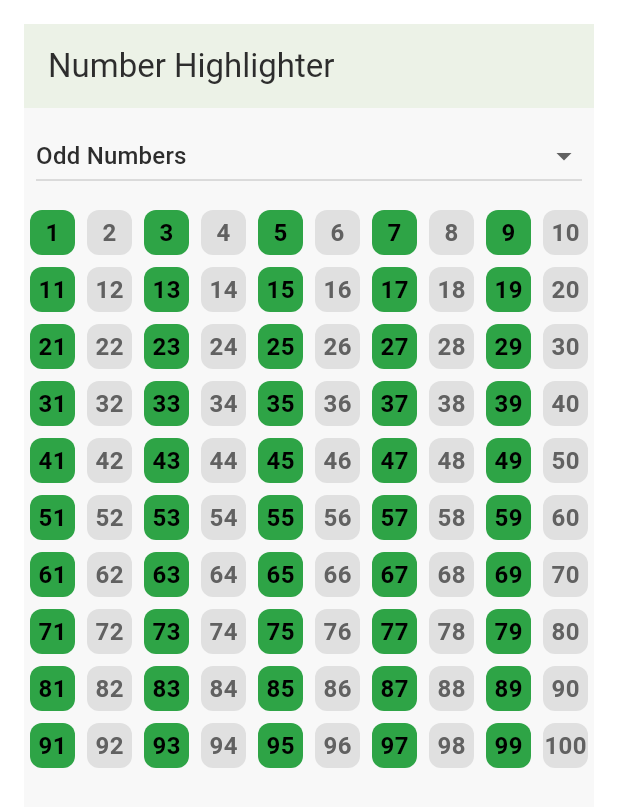
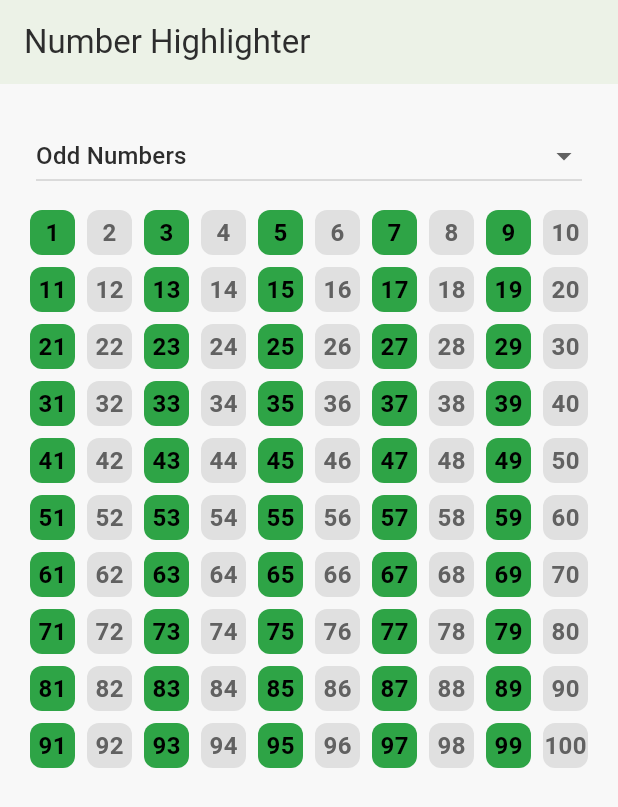
Before and after one commit to ramganesh-123/fluttertask, a Flutter app: the screen it shows after launch, on a phone screen of 412 x 824 dp. Shown: the top 807 px of the screen. Run offline on Flutter 3.47's test engine with Material 3 defaults, Android fonts, the phone set to English and light mode, and no system bars; our stand-ins replace get.

Commit message:
added padding1

```diff
--- a/lib/views/mainpage.dart
+++ b/lib/views/mainpage.dart
@@ -10,13 +10,13 @@ class NumberGridScreen extends StatelessWidget {
   Widget build(BuildContext context) {
     final NumberController controller = Get.find();
 
-    return Padding(
-      padding: const EdgeInsets.all(16.0),
-      child: Scaffold(
-        appBar: AppBar(
-          title: const Text('Number Highlighter'),
-        ),
-        body: Column(
+    return Scaffold(
+      appBar: AppBar(
+        title: const Text('Number Highlighter'),
+      ),
+      body: Padding(
+        padding: const EdgeInsets.all(16.0),
+        child: Column(
           children: [
             RuleSelector(
               selectedRule: controller.selectedRule.value,
```
